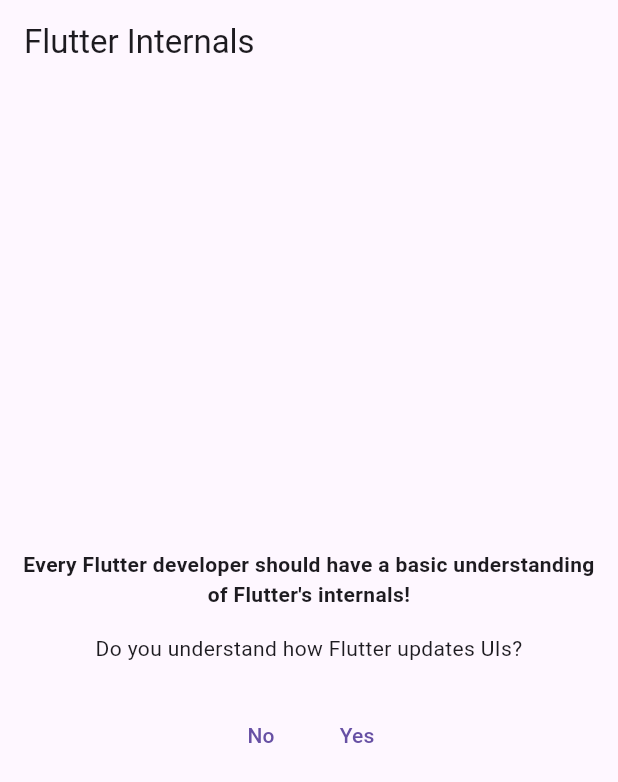
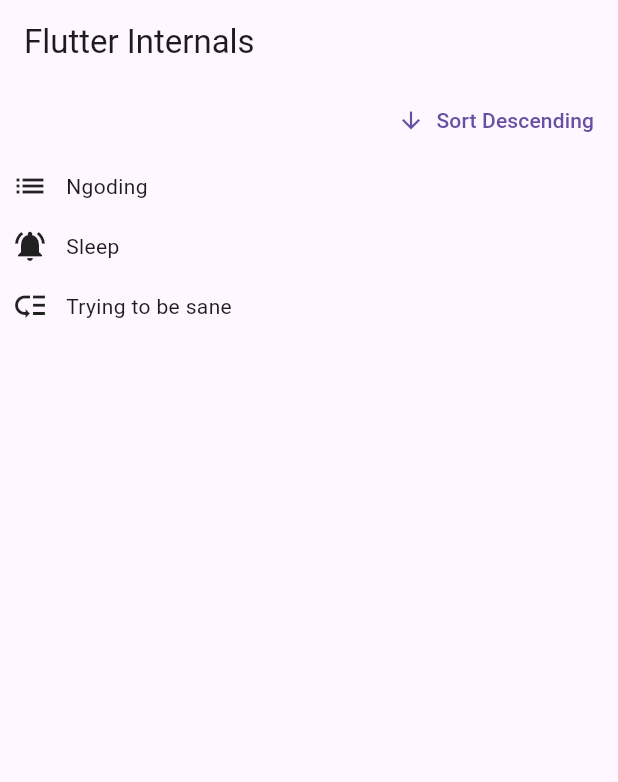
Before and after one commit to heatherbrain/TODO-Flutter, a Flutter app: the screen it shows after launch, on a phone screen of 412 x 824 dp. Shown: the top 782 px of the screen. Run offline on Flutter 3.47's test engine with Material 3 defaults, Android fonts, the light colour scheme and no system bars.

Commit message:
final todo appp

```diff
--- /dev/null
+++ b/lib/keys/keys.dart
@@ -0,0 +1,81 @@
+import 'package:flutter/material.dart';
+
+import 'package:flutter_internals/keys/todo_item.dart';
+
+class Todo {
+  const Todo(this.text, this.priority);
+
+  final String text;
+  final Priority priority;
+}
+
+class Keys extends StatefulWidget {
+  const Keys({super.key});
+
+  @override
+  State<Keys> createState() {
+    return _KeysState();
+  }
+}
+
+class _KeysState extends State<Keys> {
+  var _order = 'asc';
+  final _todos = [
+    const Todo(
+      'Sleep',
+      Priority.urgent,
+    ),
+    const Todo(
+      'Ngoding',
+      Priority.normal,
+    ),
+    const Todo(
+      'Trying to be sane',
+      Priority.low,
+    ),
+  ];
+
+  List<Todo> get _orderedTodos {
+    final sortedTodos = List.of(_todos);
+    sortedTodos.sort((a, b) {
+      final bComesAfterA = a.text.compareTo(b.text);
+      return _order == 'asc' ? bComesAfterA : -bComesAfterA;
+    });
+    return sortedTodos;
+  }
+
+  void _changeOrder() {
+    setState(() {
+      _order = _order == 'asc' ? 'desc' : 'asc';
+    });
+  }
+
+  @override
+  Widget build(BuildContext context) {
+    return Column(
+      children: [
+        Align(
+          alignment: Alignment.centerRight,
+          child: TextButton.icon(
+            onPressed: _changeOrder,
+            icon: Icon(
+              _order == 'asc' ? Icons.arrow_downward : Icons.arrow_upward,
+            ),
+            label: Text('Sort ${_order == 'asc' ? 'Descending' : 'Ascending'}'),
+          ),
+        ),
+        Expanded(
+          child: Column(
+            children: [
+              for (final todo in _orderedTodos)
+                TodoItem(
+                  todo.text,
+                  todo.priority,
+                ),
+            ],
+          ),
+        ),
+      ],
+    );
+  }
+}
--- /dev/null
+++ b/lib/keys/todo_item.dart
@@ -0,0 +1,34 @@
+import 'package:flutter/material.dart';
+
+enum Priority { urgent, normal, low }
+
+class TodoItem extends StatelessWidget {
+  const TodoItem(this.text, this.priority, {super.key});
+
+  final String text;
+  final Priority priority;
+
+  @override
+  Widget build(BuildContext context) {
+    var icon = Icons.low_priority;
+
+    if (priority == Priority.urgent) {
+      icon = Icons.notifications_active;
+    }
+
+    if (priority == Priority.normal) {
+      icon = Icons.list;
+    }
+
+    return Padding(
+      padding: const EdgeInsets.all(8),
+      child: Row(
+        children: [
+          Icon(icon),
+          const SizedBox(width: 12),
+          Text(text),
+        ],
+      ),
+    );
+  }
+}
--- a/lib/main.dart
+++ b/lib/main.dart
@@ -1,8 +1,13 @@
 import 'package:flutter/material.dart';
 
-import 'package:flutter_internals/ui_updates_demo.dart';
+// import 'package:flutter_internals/ui_updates_demo.dart';
+import 'package:flutter_internals/keys/keys.dart';
 
 void main() {
+  var numbers = [1, 2, 3];
+  // numbers = [4, 5, 6];
+  numbers.add(4);
+
   runApp(const App());
 }
 
@@ -17,7 +22,7 @@
         appBar: AppBar(
           title: const Text('Flutter Internals'),
         ),
-        body: const UIUpdatesDemo(),
+        body: const Keys(),
       ),
     );
   }
--- a/lib/ui_updates_demo.dart
+++ b/lib/ui_updates_demo.dart
@@ -1,22 +1,8 @@
 import 'package:flutter/material.dart';
+import 'package:flutter_internals/demo_buttons.dart';
 
-class UIUpdatesDemo extends StatefulWidget {
+class UIUpdatesDemo extends StatelessWidget {
   const UIUpdatesDemo({super.key});
-
-  @override
-  StatefulElement createElement() {
-    print('UIUpdatesDemo CREATEELEMENT called');
-    return super.createElement();
-  }
-
-  @override
-  State<UIUpdatesDemo> createState() {
-    return _UIUpdatesDemo();
-  }
-}
-
-class _UIUpdatesDemo extends State<UIUpdatesDemo> {
-  var _isUnderstood = false;
 
   @override
   Widget build(BuildContext context) {
@@ -27,40 +13,19 @@
         child: Column(
           mainAxisSize: MainAxisSize.min,
           crossAxisAlignment: CrossAxisAlignment.center,
-          children: [
-            const Text(
+          children: const [
+            Text(
               'Every Flutter developer should have a basic understanding of Flutter\'s internals!',
               textAlign: TextAlign.center,
               style: TextStyle(fontWeight: FontWeight.bold),
             ),
-            const SizedBox(height: 16),
-            const Text(
+            SizedBox(height: 16),
+            Text(
               'Do you understand how Flutter updates UIs?',
               textAlign: TextAlign.center,
             ),
-            const SizedBox(height: 24),
-            Row(
-              mainAxisAlignment: MainAxisAlignment.center,
-              children: [
-                TextButton(
-                  onPressed: () {
-                    setState(() {
-                      _isUnderstood = false;
-                    });
-                  },
-                  child: const Text('No'),
-                ),
-                TextButton(
-                  onPressed: () {
-                    setState(() {
-                      _isUnderstood = true;
-                    });
-                  },
-                  child: const Text('Yes'),
-                ),
-              ],
-            ),
-            if (_isUnderstood) const Text('Awesome!'),
+            SizedBox(height: 24),
+            DemoButtons(),
           ],
         ),
       ),
```
Also changed, not shown: lib/demo_buttons.dart (added, +46 -0 lines), lib/keys/checkable_todo_item.dart (added, +50 -0 lines).
